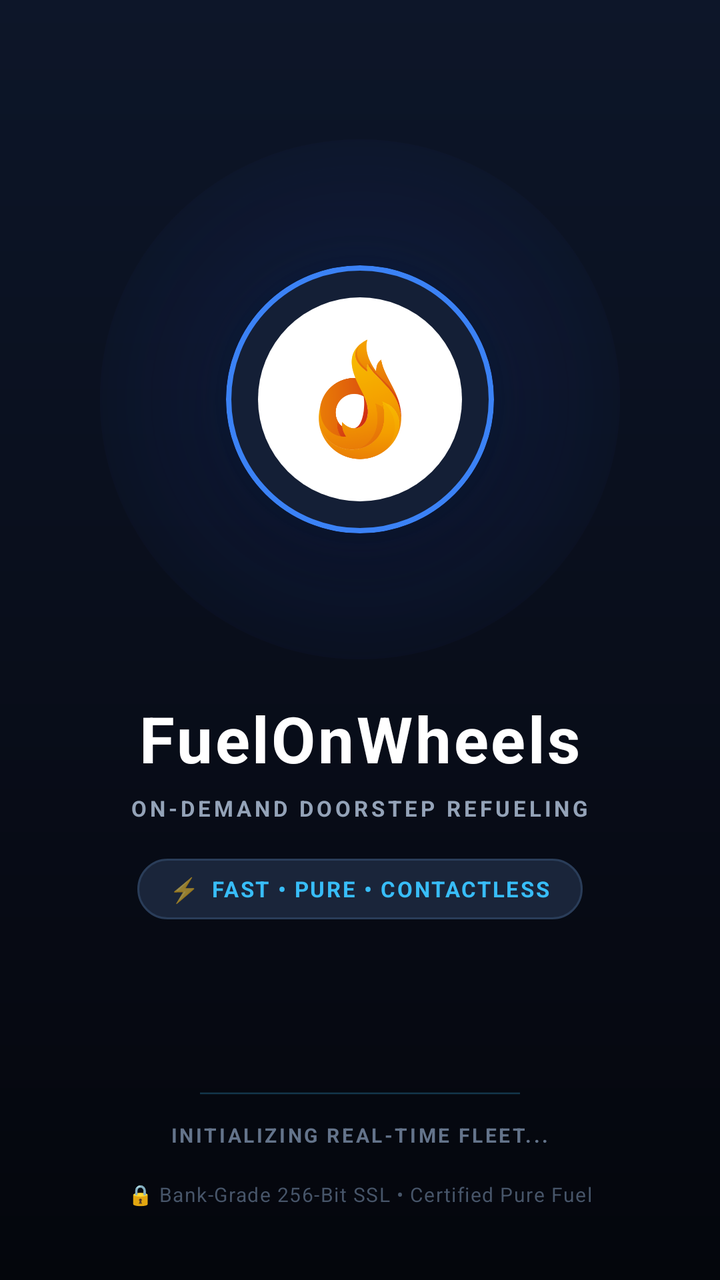
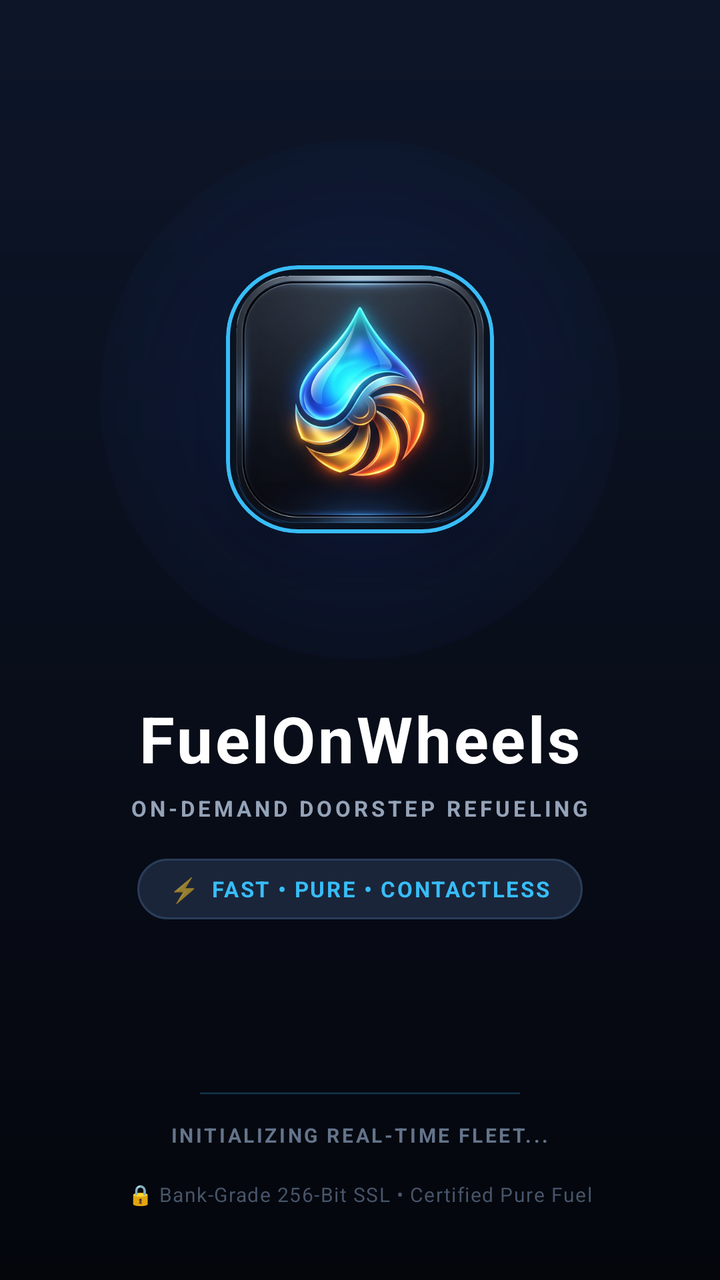

Two renders of the same Android screen: before a commit and after it. Below are the layout's source before the change and the commit's diff.
<!-- AndroidManifest.xml: activity theme Theme.FuelOnWheelsApp.Splash -->
<!-- res/layout/activity_main.xml -->
<?xml version="1.0" encoding="utf-8"?>
<androidx.constraintlayout.widget.ConstraintLayout xmlns:android="http://schemas.android.com/apk/res/android"
    xmlns:app="http://schemas.android.com/apk/res-auto"
    xmlns:tools="http://schemas.android.com/tools"
    android:id="@+id/splash_root"
    android:layout_width="match_parent"
    android:layout_height="match_parent"
    android:background="@drawable/bg_splash_luxury"
    tools:context=".splashScreen.MainActivity"
    tools:ignore="Overdraw">

    
    <LinearLayout
        android:id="@+id/hero_center_layout"
        android:layout_width="wrap_content"
        android:layout_height="wrap_content"
        android:gravity="center_horizontal"
        android:orientation="vertical"
        app:layout_constraintBottom_toTopOf="@+id/bottom_container"
        app:layout_constraintEnd_toEndOf="parent"
        app:layout_constraintStart_toStartOf="parent"
        app:layout_constraintTop_toTopOf="parent"
        app:layout_constraintVertical_bias="0.45">

        
        <FrameLayout
            android:layout_width="wrap_content"
            android:layout_height="wrap_content">

            
            <View
                android:id="@+id/splash_aura"
                android:layout_width="260dp"
                android:layout_height="260dp"
                android:layout_gravity="center"
                android:background="@drawable/splash_glow_aura" />

            
            <com.google.android.material.card.MaterialCardView
                android:id="@+id/logo_card"
                android:layout_width="134dp"
                android:layout_height="134dp"
                android:layout_gravity="center"
                app:cardBackgroundColor="#141F36"
                app:cardCornerRadius="67dp"
                app:cardElevation="18dp"
                app:strokeColor="#3B82F6"
                app:strokeWidth="2.5dp">

                <FrameLayout
                    android:layout_width="match_parent"
                    android:layout_height="match_parent"
                    android:padding="16dp">

                    
                    <View
                        android:layout_width="match_parent"
                        android:layout_height="match_parent"
                        android:background="@drawable/circle" />

                    
                    <ImageView
                        android:id="@+id/imageView"
                        android:layout_width="match_parent"
                        android:layout_height="match_parent"
                        android:contentDescription="@string/logo"
                        android:padding="8dp"
                        android:scaleType="fitCenter"
                        app:srcCompat="@drawable/app_icon" />
                </FrameLayout>
            </com.google.android.material.card.MaterialCardView>
        </FrameLayout>

        
        <LinearLayout
            android:id="@+id/brand_info_layout"
            android:layout_width="wrap_content"
            android:layout_height="wrap_content"
            android:layout_marginTop="18dp"
            android:gravity="center_horizontal"
            android:orientation="vertical">

            <TextView
                android:id="@+id/textView"
                android:layout_width="wrap_content"
                android:layout_height="wrap_content"
                android:letterSpacing="0.04"
                android:text="FuelOnWheels"
                android:textColor="#FFFFFF"
                android:textSize="32sp"
                android:textStyle="bold" />

            <TextView
                android:id="@+id/tv_tagline"
                android:layout_width="wrap_content"
                android:layout_height="wrap_content"
                android:layout_marginTop="6dp"
                android:letterSpacing="0.15"
                android:text="ON-DEMAND DOORSTEP REFUELING"
                android:textColor="#94A3B8"
                android:textSize="11sp"
                android:textStyle="bold" />

            
            <LinearLayout
                android:id="@+id/feature_pill"
                android:layout_width="wrap_content"
                android:layout_height="wrap_content"
                android:layout_marginTop="18dp"
                android:background="@drawable/splash_pill_bg"
                android:gravity="center"
                android:orientation="horizontal"
                android:paddingStart="16dp"
                android:paddingTop="7dp"
                android:paddingEnd="16dp"
                android:paddingBottom="7dp">

                <TextView
                    android:layout_width="wrap_content"
                    android:layout_height="wrap_content"
                    android:text="⚡"
                    android:textSize="12sp" />

                <TextView
                    android:layout_width="wrap_content"
                    android:layout_height="wrap_content"
                    android:layout_marginStart="6dp"
                    android:letterSpacing="0.08"
                    android:text="FAST • PURE • CONTACTLESS"
                    android:textColor="#38BDF8"
                    android:textSize="11sp"
                    android:textStyle="bold" />
            </LinearLayout>
        </LinearLayout>
    </LinearLayout>

    
    <LinearLayout
        android:id="@+id/bottom_container"
        android:layout_width="wrap_content"
        android:layout_height="wrap_content"
        android:layout_marginBottom="36dp"
        android:gravity="center_horizontal"
        android:orientation="vertical"
        app:layout_constraintBottom_toBottomOf="parent"
        app:layout_constraintEnd_toEndOf="parent"
        app:layout_constraintStart_toStartOf="parent">

        
        <ProgressBar
            android:id="@+id/splash_progress"
            style="?android:attr/progressBarStyleHorizontal"
            android:layout_width="160dp"
            android:layout_height="4dp"
            android:layout_marginBottom="12dp"
            android:indeterminate="true"
            android:indeterminateTint="#38BDF8"
            android:progressDrawable="@drawable/splash_progress_drawable" />

        <TextView
            android:id="@+id/tv_loading_status"
            android:layout_width="wrap_content"
            android:layout_height="wrap_content"
            android:letterSpacing="0.12"
            android:text="INITIALIZING REAL-TIME FLEET..."
            android:textColor="#64748B"
            android:textSize="10sp"
            android:textStyle="bold" />

        <TextView
            android:layout_width="wrap_content"
            android:layout_height="wrap_content"
            android:layout_marginTop="16dp"
            android:letterSpacing="0.05"
            android:text="🔒 Bank-Grade 256-Bit SSL • Certified Pure Fuel"
            android:textColor="#475569"
            android:textSize="10sp" />

    </LinearLayout>

</androidx.constraintlayout.widget.ConstraintLayout>
<!-- resources referenced by this layout -->
<resources>
  <!-- drawable app_icon: png bitmap (drawable, 24419 bytes) -->
  <!-- drawable bg_splash_luxury (drawable) -->
  <?xml version="1.0" encoding="utf-8"?>
  <shape xmlns:android="http://schemas.android.com/apk/res/android"
      android:shape="rectangle">
      <gradient
          android:type="linear"
          android:angle="270"
          android:startColor="#0D1629"
          android:centerColor="#090E1B"
          android:endColor="#04060C" />
  </shape>
  <!-- drawable circle (drawable) -->
  <?xml version="1.0" encoding="utf-8"?>
  <shape xmlns:android="http://schemas.android.com/apk/res/android" android:shape="oval" >
      <size android:width="50dp"
          android:height="50dp"/>
      <solid android:color="@color/white"/>
  </shape>
  <!-- drawable splash_glow_aura (drawable) -->
  <?xml version="1.0" encoding="utf-8"?>
  <shape xmlns:android="http://schemas.android.com/apk/res/android"
      android:shape="oval">
      <gradient
          android:type="radial"
          android:gradientRadius="160dp"
          android:startColor="#402563EB"
          android:centerColor="#151D4ED8"
          android:endColor="#00000000" />
  </shape>
  <!-- drawable splash_pill_bg (drawable) -->
  <?xml version="1.0" encoding="utf-8"?>
  <shape xmlns:android="http://schemas.android.com/apk/res/android"
      android:shape="rectangle">
      <solid android:color="#1A253A" />
      <corners android:radius="24dp" />
      <stroke
          android:width="1dp"
          android:color="#2A3D59" />
  </shape>
  <!-- drawable splash_progress_drawable (drawable) -->
  <?xml version="1.0" encoding="utf-8"?>
  <layer-list xmlns:android="http://schemas.android.com/apk/res/android">
      <item android:id="@android:id/background">
          <shape>
              <corners android:radius="4dp" />
              <solid android:color="#1A253A" />
          </shape>
      </item>
      <item android:id="@android:id/progress">
          <clip>
              <shape>
                  <corners android:radius="4dp" />
                  <gradient
                      android:startColor="#38BDF8"
                      android:centerColor="#2563EB"
                      android:endColor="#818CF8" />
              </shape>
          </clip>
      </item>
  </layer-list>
  <string name="logo">logo</string>
  <style name="Theme.FuelOnWheelsApp.Splash" parent="Theme.MaterialComponents.DayNight.NoActionBar">
          <item name="android:windowBackground">#090E1B</item>
          <item name="android:statusBarColor">#0D1629</item>
          <item name="android:navigationBarColor">#04060C</item>
          <item name="android:windowLightStatusBar">false</item>
      </style>
  <color name="white">#FFFFFFFF</color>
</resources>

<!-- the commit's change to res/layout/activity_main.xml (unified diff, before → after) -->
@@ -41,33 +41,19 @@
                 android:layout_width="134dp"
                 android:layout_height="134dp"
                 android:layout_gravity="center"
-                app:cardBackgroundColor="#141F36"
-                app:cardCornerRadius="67dp"
+                app:cardBackgroundColor="#0B1220"
+                app:cardCornerRadius="36dp"
                 app:cardElevation="18dp"
-                app:strokeColor="#3B82F6"
-                app:strokeWidth="2.5dp">
+                app:strokeColor="#38BDF8"
+                app:strokeWidth="2dp">
 
-                <FrameLayout
+                <ImageView
+                    android:id="@+id/imageView"
                     android:layout_width="match_parent"
                     android:layout_height="match_parent"
-                    android:padding="16dp">
-
-                    
-                    <View
-                        android:layout_width="match_parent"
-                        android:layout_height="match_parent"
-                        android:background="@drawable/circle" />
-
-                    
-                    <ImageView
-                        android:id="@+id/imageView"
-                        android:layout_width="match_parent"
-                        android:layout_height="match_parent"
-                        android:contentDescription="@string/logo"
-                        android:padding="8dp"
-                        android:scaleType="fitCenter"
-                        app:srcCompat="@drawable/app_icon" />
-                </FrameLayout>
+                    android:contentDescription="@string/logo"
+                    android:scaleType="fitCenter"
+                    app:srcCompat="@drawable/app_icon" />
             </com.google.android.material.card.MaterialCardView>
         </FrameLayout>
 
<!-- resource entries referenced after the edit -->
@@ -1,6 +1,6 @@
 <!-- resources referenced by this layout -->
 <resources>
-  <!-- drawable app_icon: png bitmap (drawable, 24419 bytes) -->
+  <!-- drawable app_icon: png bitmap (drawable, 474904 bytes) -->
   <!-- drawable bg_splash_luxury (drawable) -->
   <?xml version="1.0" encoding="utf-8"?>
   <shape xmlns:android="http://schemas.android.com/apk/res/android"
@@ -11,13 +11,6 @@
           android:startColor="#0D1629"
           android:centerColor="#090E1B"
           android:endColor="#04060C" />
-  </shape>
-  <!-- drawable circle (drawable) -->
-  <?xml version="1.0" encoding="utf-8"?>
-  <shape xmlns:android="http://schemas.android.com/apk/res/android" android:shape="oval" >
-      <size android:width="50dp"
-          android:height="50dp"/>
-      <solid android:color="@color/white"/>
   </shape>
   <!-- drawable splash_glow_aura (drawable) -->
   <?xml version="1.0" encoding="utf-8"?>
@@ -68,6 +61,5 @@
           <item name="android:navigationBarColor">#04060C</item>
           <item name="android:windowLightStatusBar">false</item>
       </style>
-  <color name="white">#FFFFFFFF</color>
 </resources>
 
